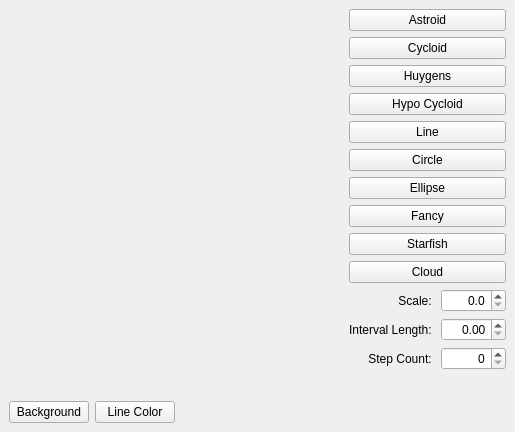
This is mainwindow.ui in Naugrim01/QtCurvesCPP as Qt 5 draws it before an edit. The edited form follows.
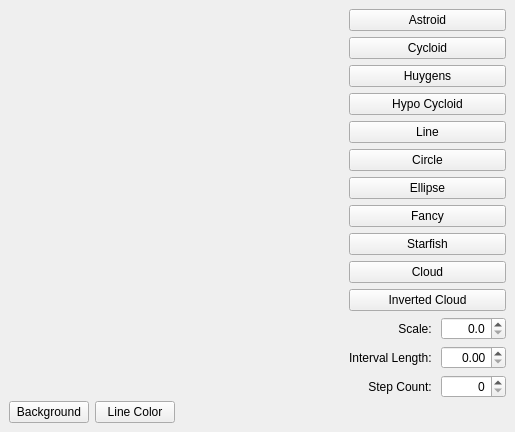
This is the edited form. Custom widgets are drawn as their Qt base class.

Commit message: add Inverted cloud shape and add shared function for cloud "compute_cloud_with_sign()"

```diff
--- a/mainwindow.ui
+++ b/mainwindow.ui
@@ -125,6 +125,13 @@
         </property>
        </widget>
       </item>
+      <item>
+       <widget class="QPushButton" name="btnInvertedCloud">
+        <property name="text">
+         <string>Inverted Cloud</string>
+        </property>
+       </widget>
+      </item>
       <item>
        <layout class="QHBoxLayout" name="horizontalLayout">
         <item>
```
The commit also changes 4 other files.
